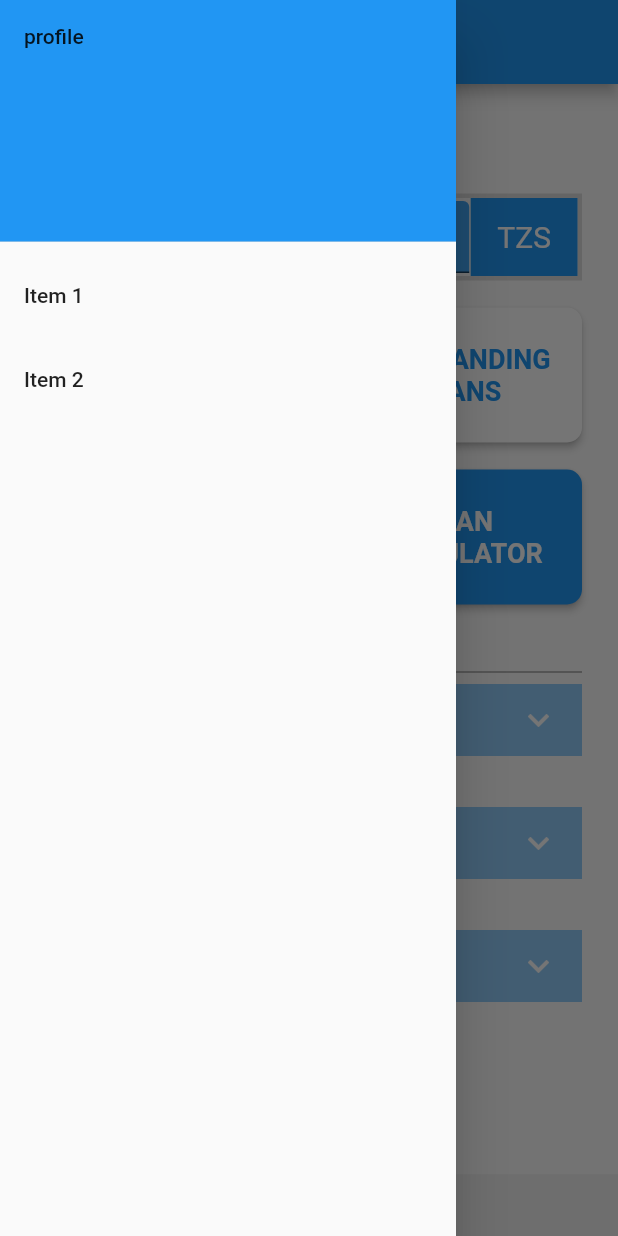
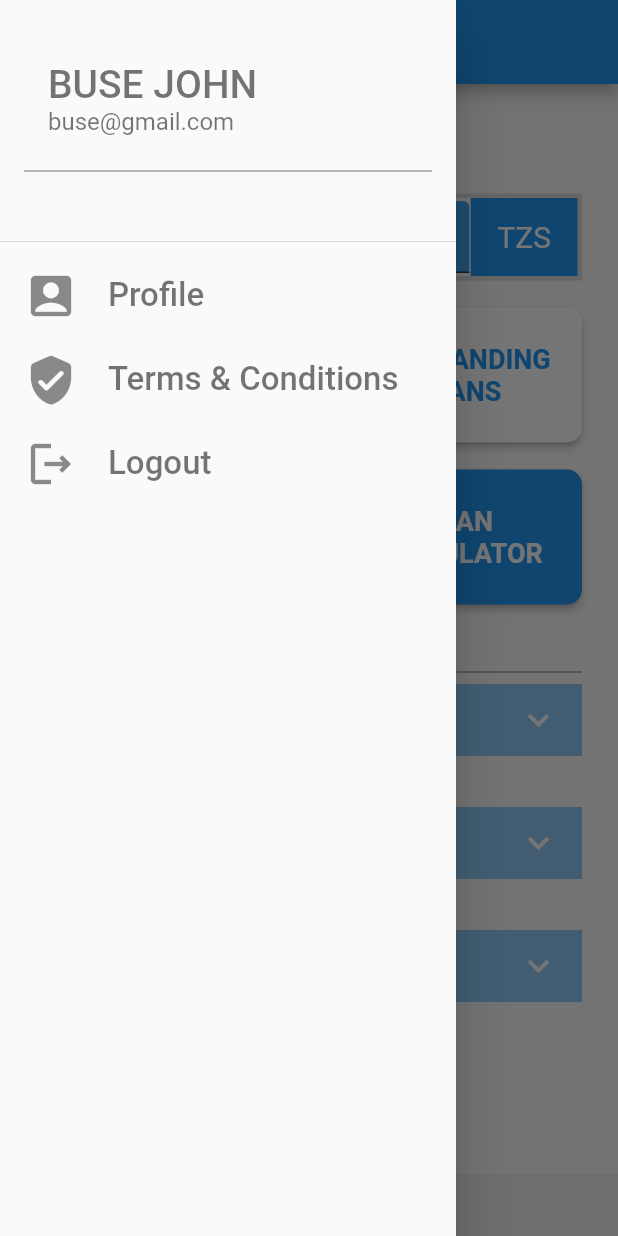
Before and after one commit to itsmushi/loanApp, a Flutter app: the screen it shows after launch, with the side drawer open, on a phone screen of 412 x 824 dp. Run offline on Flutter 3.47's test engine with Material 2 defaults, Android fonts, the phone set to English and light mode, and no system bars; drawn by our look-alikes of auto_size_text, expandable; our stand-ins replace fluttertoast, form_field_validator, image_picker.

Commit message:
drawe modified

```diff
--- a/lib/app.dart
+++ b/lib/app.dart
@@ -3,6 +3,7 @@ import 'package:flutter/services.dart';
 import 'package:loanapp/appStates/sampleState.dart';
 
 import 'package:loanapp/screens/applyLoan/home/homeApplyLoan.dart';
+import 'package:loanapp/screens/applyLoan/loanCalculator/loanCalculatorScreen.dart';
 
 import 'package:loanapp/screens/auth/login/loginScreen.dart';
 import 'package:loanapp/screens/auth/signUp/signUpScreen.dart';
@@ -58,9 +59,11 @@ class _MyAppState extends State<MyApp> {
           routes: {
             LoginScreen.routeName: (_) => LoginScreen(),
             SignUpScreen.routeName: (_) => SignUpScreen(),
+            HomeScreen.routeName: (_) => HomeScreen(),
+            HomeApplyLoan.routeName: (_) => HomeApplyLoan(),
             MicrofinanceScreen.routeName: (_) => MicrofinanceScreen(),
-            HomeScreen.routeName: (_) => HomeScreen(),
             StepsScreen.routeName: (_) => StepsScreen(),
+            LoanCalculatorScreen.routeName: (_) => LoanCalculatorScreen(),
             ProfileScreen.routeName: (_) => ProfileScreen(),
             ChangePasswordScreen.routeName: (_) => ChangePasswordScreen(),
             OutstandingLoanScreen.routeName: (_) => OutstandingLoanScreen(),
--- a/lib/screens/applyLoan/home/homeApplyLoan.dart
+++ b/lib/screens/applyLoan/home/homeApplyLoan.dart
@@ -6,6 +6,7 @@ import 'package:loanapp/shared/sharedComponents/footer.dart';
 
 class HomeApplyLoan extends StatefulWidget {
   const HomeApplyLoan({Key? key}) : super(key: key);
+  static String routeName = 'HomeApplyLoan';
 
   @override
   State<HomeApplyLoan> createState() => _HomeApplyLoanState();
--- a/lib/screens/applyLoan/loanCalculator/loanCalculatorScreen.dart
+++ b/lib/screens/applyLoan/loanCalculator/loanCalculatorScreen.dart
@@ -11,6 +11,7 @@ import '../applyLoanInside/steps/stepsScreen.dart';
 
 class LoanCalculatorScreen extends StatelessWidget {
   LoanCalculatorScreen({Key? key}) : super(key: key);
+  static String routeName = "LoanCalculatorScreen";
 
   TextEditingController amountController = TextEditingController();
   TextEditingController monthPeriodController = TextEditingController();
--- a/lib/screens/home/components/home_drawer.dart
+++ b/lib/screens/home/components/home_drawer.dart
@@ -1,6 +1,11 @@
 import 'package:flutter/material.dart';
+import 'package:loanapp/screens/auth/login/loginScreen.dart';
+import 'package:loanapp/screens/profile/profileScreen/profileScreen.dart';
+import 'package:loanapp/screens/termConditions/termConditions.dart';
+import 'package:loanapp/shared/sharedComponents/customTextBolded.dart';
+import 'package:loanapp/shared/sharedComponents/text.dart';
 
-
+import '../../../core/constants.dart';
 
 class HomeDrawer extends StatelessWidget {
   const HomeDrawer({Key? key}) : super(key: key);
@@ -10,29 +15,66 @@ class HomeDrawer extends StatelessWidget {
     return Container(
       child: ListView(
         children: [
-          const DrawerHeader(child: Text("profile"),
-          decoration: BoxDecoration(
-            color: Colors.blue,
-          ),),
+          DrawerHeader(
+            child: Column(
+              children: [
+                Constants.spaceNextInput,
+                ListTile(
+                  title: Text("BUSE JOHN",
+                      style:
+                          TextStyle(fontSize: 26, color: Constants.textColor)),
+                  subtitle: CustomText(text: "buse@gmail.com"),
+                  onTap: () {
+                    Navigator.pop(context);
+                  },
+                ),
+                Divider(
+                  color: Constants.textColor,
+                  height: 16,
+                ),
+              ],
+            ),
+          ),
           ListTile(
-            title: const Text('Item 1'),
+            leading: const Icon(
+              Icons.account_box_rounded,
+              size: 36,
+            ),
+            title: Text(
+              "Profile",
+              style: TextStyle(fontSize: 22, color: Constants.textColor),
+            ),
             onTap: () {
-              // Update the state of the app
-              // ...
-              // Then close the drawer
-              Navigator.pop(context);
+              Navigator.of(context).popAndPushNamed(ProfileScreen.routeName);
             },
           ),
           ListTile(
-            title: const Text('Item 2'),
+            leading: const Icon(
+              Icons.verified_user_rounded,
+              size: 36,
+            ),
+            title: Text(
+              "Terms & Conditions",
+              style: TextStyle(fontSize: 22, color: Constants.textColor),
+            ),
             onTap: () {
-              // Update the state of the app
-              // ...
-              // Then close the drawer
-              Navigator.pop(context);
+              Navigator.of(context)
+                  .popAndPushNamed(TermConditionsScreen.routeName);
             },
           ),
-
+          ListTile(
+            leading: const Icon(
+              Icons.logout_outlined,
+              size: 36,
+            ),
+            title: Text(
+              "Logout",
+              style: TextStyle(fontSize: 22, color: Constants.textColor),
+            ),
+            onTap: () {
+              Navigator.of(context).popAndPushNamed(LoginScreen.routeName);
+            },
+          ),
         ],
       ),
     );
--- a/lib/screens/home/homeScreen.dart
+++ b/lib/screens/home/homeScreen.dart
@@ -1,6 +1,10 @@
 import 'package:flutter/material.dart';
 import 'package:loanapp/core/constants.dart';
+import 'package:loanapp/screens/applyLoan/home/homeApplyLoan.dart';
+import 'package:loanapp/screens/applyLoan/loanCalculator/loanCalculatorScreen.dart';
 import 'package:loanapp/screens/home/components/home_button_links.dart';
+import 'package:loanapp/screens/loanStatement/loanStatementScreen.dart';
+import 'package:loanapp/screens/outstandingLoan/outstandingLoan.dart';
 import 'package:loanapp/shared/sharedComponents/customDropdown.dart';
 import '../../shared/sharedComponents/text.dart';
 import './components/home_drawer.dart';
@@ -55,11 +59,17 @@ class HomeScreen extends StatelessWidget {
                 children: [
                   HomeButtonLink(
                     text: "APPLY FOR LOAN",
-                    clickHandler: (context) {},
+                    clickHandler: (context) {
+                      Navigator.of(context).pushNamed(HomeApplyLoan.routeName);
+                    },
                     filled: true,
                   ),
                   HomeButtonLink(
-                      text: "OUTSTANDING LOANS", clickHandler: (context) {})
+                      text: "OUTSTANDING LOANS",
+                      clickHandler: (context) {
+                        Navigator.of(context)
+                            .pushNamed(OutstandingLoanScreen.routeName);
+                      })
                 ],
               ),
             ),
@@ -69,10 +79,17 @@ class HomeScreen extends StatelessWidget {
                 mainAxisAlignment: MainAxisAlignment.spaceBetween,
                 children: [
                   HomeButtonLink(
-                      text: "LOAN STATEMENT", clickHandler: (context) {}),
+                      text: "LOAN STATEMENT",
+                      clickHandler: (context) {
+                        Navigator.of(context)
+                            .pushNamed(LoanStatementScreen.routeName);
+                      }),
                   HomeButtonLink(
                     text: "LOAN CALCULATOR",
-                    clickHandler: (context) {},
+                    clickHandler: (context) {
+                      Navigator.of(context)
+                          .pushNamed(LoanCalculatorScreen.routeName);
+                    },
                     filled: true,
                   ),
                 ],
```
